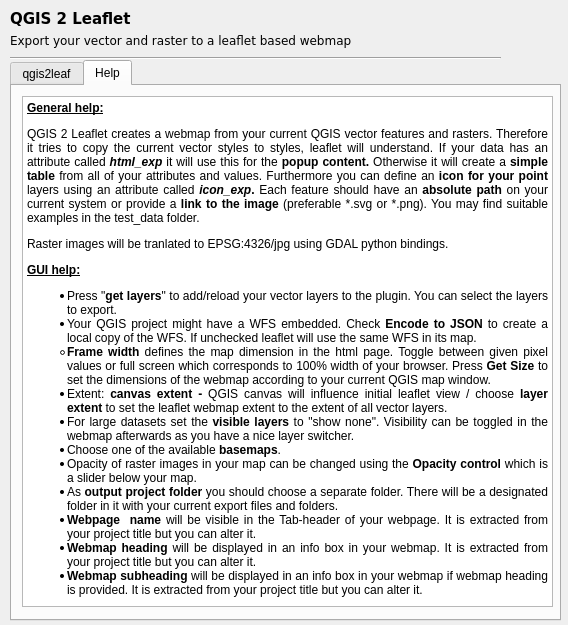
Before: the Qt Designer form ui_qgis2leaf.ui in Geolicious/qgis2leaf, drawn with Qt 5.
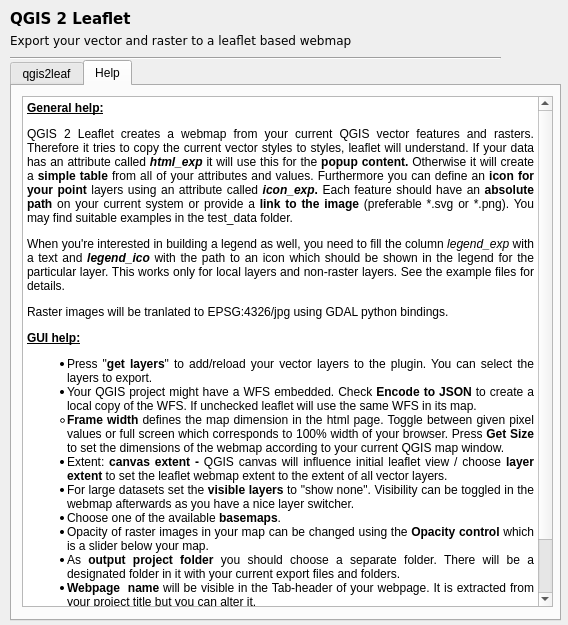
After: the same form once the commit is applied. The open tabs and pages were chosen to show the change.

Commit message: new legend ption andimproved styling for polygons

Diff of the .ui file:
```diff
--- a/ui_qgis2leaf.ui
+++ b/ui_qgis2leaf.ui
@@ -420,6 +420,7 @@
 &lt;/style&gt;&lt;/head&gt;&lt;body style=&quot; font-family:'Ubuntu'; font-size:11pt; font-weight:400; font-style:normal;&quot;&gt;
 &lt;p align=&quot;justify&quot; style=&quot; margin-top:12px; margin-bottom:0px; margin-left:0px; margin-right:0px; -qt-block-indent:0; text-indent:0px;&quot;&gt;&lt;span style=&quot; font-family:'Sans'; font-size:9pt; font-weight:600; text-decoration: underline;&quot;&gt;General help:&lt;/span&gt;&lt;/p&gt;
 &lt;p align=&quot;justify&quot; style=&quot; margin-top:12px; margin-bottom:0px; margin-left:0px; margin-right:0px; -qt-block-indent:0; text-indent:0px;&quot;&gt;&lt;span style=&quot; font-family:'Sans'; font-size:9pt;&quot;&gt;QGIS 2 Leaflet creates a webmap from your current QGIS vector features and rasters. Therefore it tries to copy the current vector styles to styles, leaflet will understand. If your data has an attribute called &lt;/span&gt;&lt;span style=&quot; font-family:'Sans'; font-size:9pt; font-weight:600; font-style:italic;&quot;&gt;html_exp&lt;/span&gt;&lt;span style=&quot; font-family:'Sans'; font-size:9pt; font-weight:600;&quot;&gt; &lt;/span&gt;&lt;span style=&quot; font-family:'Sans'; font-size:9pt;&quot;&gt;it will use this for the&lt;/span&gt;&lt;span style=&quot; font-family:'Sans'; font-size:9pt; font-weight:600;&quot;&gt; popup content. &lt;/span&gt;&lt;span style=&quot; font-family:'Sans'; font-size:9pt;&quot;&gt;Otherwise it will create a &lt;/span&gt;&lt;span style=&quot; font-family:'Sans'; font-size:9pt; font-weight:600;&quot;&gt;simple table&lt;/span&gt;&lt;span style=&quot; font-family:'Sans'; font-size:9pt;&quot;&gt; from all of your attributes and values. Furthermore you can define an &lt;/span&gt;&lt;span style=&quot; font-family:'Sans'; font-size:9pt; font-weight:600;&quot;&gt;icon for your point&lt;/span&gt;&lt;span style=&quot; font-family:'Sans'; font-size:9pt;&quot;&gt; layers using an attribute called &lt;/span&gt;&lt;span style=&quot; font-family:'Sans'; font-size:9pt; font-weight:600; font-style:italic;&quot;&gt;icon_exp&lt;/span&gt;&lt;span style=&quot; font-family:'Sans'; font-size:9pt; font-weight:600;&quot;&gt;.&lt;/span&gt;&lt;span style=&quot; font-family:'Sans'; font-size:9pt;&quot;&gt; Each feature should have an &lt;/span&gt;&lt;span style=&quot; font-family:'Sans'; font-size:9pt; font-weight:600;&quot;&gt;absolute path&lt;/span&gt;&lt;span style=&quot; font-family:'Sans'; font-size:9pt;&quot;&gt; on your current system or provide a &lt;/span&gt;&lt;span style=&quot; font-family:'Sans'; font-size:9pt; font-weight:600;&quot;&gt;link to the image&lt;/span&gt;&lt;span style=&quot; font-family:'Sans'; font-size:9pt;&quot;&gt; (preferable *.svg or *.png). You may find suitable examples in the test_data folder.&lt;/span&gt;&lt;/p&gt;
+&lt;p align=&quot;justify&quot; style=&quot; margin-top:12px; margin-bottom:0px; margin-left:0px; margin-right:0px; -qt-block-indent:0; text-indent:0px;&quot;&gt;&lt;span style=&quot; font-family:'Sans'; font-size:9pt;&quot;&gt;When you're interested in building a legend as well, you need to fill the column &lt;/span&gt;&lt;span style=&quot; font-family:'Sans'; font-size:9pt; font-style:italic;&quot;&gt;legend_exp&lt;/span&gt;&lt;span style=&quot; font-family:'Sans'; font-size:9pt;&quot;&gt; with a text and &lt;/span&gt;&lt;span style=&quot; font-family:'Sans'; font-size:9pt; font-weight:600; font-style:italic;&quot;&gt;legend_ico&lt;/span&gt;&lt;span style=&quot; font-family:'Sans'; font-size:9pt;&quot;&gt; with the path to an icon which should be shown in the legend for the particular layer. This works only for local layers and non-raster layers. See the example files for details.&lt;/span&gt;&lt;/p&gt;
 &lt;p align=&quot;justify&quot; style=&quot; margin-top:12px; margin-bottom:0px; margin-left:0px; margin-right:0px; -qt-block-indent:0; text-indent:0px;&quot;&gt;&lt;span style=&quot; font-family:'Sans'; font-size:9pt;&quot;&gt;Raster images will be tranlated to EPSG:4326/jpg using GDAL python bindings.&lt;/span&gt;&lt;/p&gt;
 &lt;p align=&quot;justify&quot; style=&quot; margin-top:12px; margin-bottom:0px; margin-left:0px; margin-right:0px; -qt-block-indent:0; text-indent:0px;&quot;&gt;&lt;span style=&quot; font-family:'Sans'; font-size:9pt; font-weight:600; text-decoration: underline;&quot;&gt;GUI help:&lt;/span&gt;&lt;/p&gt;
 &lt;ul style=&quot;margin-top: 0px; margin-bottom: 0px; margin-left: 0px; margin-right: 0px; -qt-list-indent: 1;&quot;&gt;&lt;li style=&quot; font-family:'Sans'; font-size:9pt;&quot; align=&quot;justify&quot; style=&quot; margin-top:12px; margin-bottom:0px; margin-left:0px; margin-right:0px; -qt-block-indent:0; text-indent:0px;&quot;&gt;Press &amp;quot;&lt;span style=&quot; font-weight:600;&quot;&gt;get layers&lt;/span&gt;&amp;quot; to add/reload your vector layers to the plugin. You can select the layers to export.&lt;/li&gt;
```
The commit also changes 8 other files.
